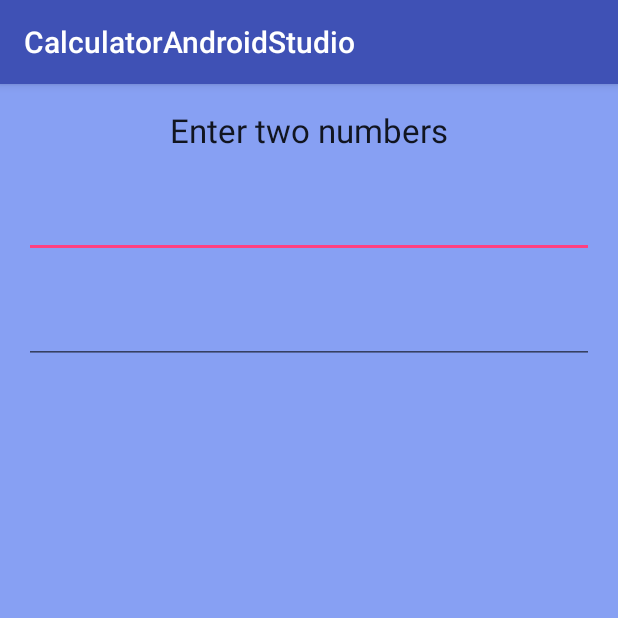
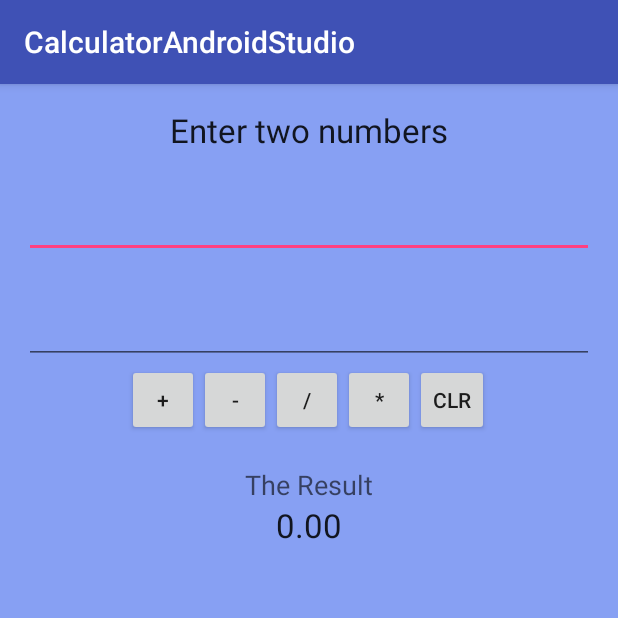
Before and after one commit to samueldaviddelacruz/AndroidPractices, an Android app: the screen it shows after launch (MainActivity), on a phone screen of 412 x 824 dp, the top half of it. Run offline under Robolectric (Android 15) with nearby library versions, the phone set to English and light mode, and no system bars.

Commit message:
finished calculator app (AndroidStudio) :)

```diff
--- /dev/null
+++ b/CalculatorAndroidStudio/app/src/main/java/com/practices/samuel/calculatorandroidstudio/Calculator.java
@@ -0,0 +1,70 @@
+package com.practices.samuel.calculatorandroidstudio;
+
+import android.support.v7.app.AppCompatActivity;
+import android.widget.Button;
+import android.widget.EditText;
+import android.widget.TextView;
+
+/**
+ * Created by samuel on 7/12/16.
+ */
+public abstract class  Calculator {
+    private EditText operand1;
+    private EditText operand2;
+    private Button Addition;
+    private Button Subtraction;
+    private Button Division;
+    private Button Multiplication;
+    private Button Clear;
+    private TextView Result;
+
+    protected Calculator(AppCompatActivity context) {
+        operand1 = (EditText) context.findViewById(R.id.editOperand1);
+        operand2 = (EditText) context.findViewById(R.id.editOperand2);
+        Addition = (Button) context.findViewById(R.id.Addition);
+        Subtraction = (Button) context.findViewById(R.id.Subtraction);
+        Division = (Button) context.findViewById(R.id.Division);
+        Multiplication = (Button) context.findViewById(R.id.Multiplication);
+        Clear = (Button) context.findViewById(R.id.Clear);
+        Result = (TextView) context.findViewById(R.id.Result);
+    }
+
+
+    public abstract void Add();
+    public abstract void SubTract();
+    public abstract void Divide();
+    public abstract void Multiply();
+    public abstract void Clear();
+
+    public EditText getOperand1() {
+        return operand1;
+    }
+
+    public EditText getOperand2() {
+        return operand2;
+    }
+
+    public Button getAddition() {
+        return Addition;
+    }
+
+    public Button getSubtraction() {
+        return Subtraction;
+    }
+
+    public Button getDivision() {
+        return Division;
+    }
+
+    public Button getMultiplication() {
+        return Multiplication;
+    }
+
+    public Button getClear() {
+        return Clear;
+    }
+
+    public TextView getResult() {
+        return Result;
+    }
+}
--- a/CalculatorAndroidStudio/app/src/main/java/com/practices/samuel/calculatorandroidstudio/MainActivity.java
+++ b/CalculatorAndroidStudio/app/src/main/java/com/practices/samuel/calculatorandroidstudio/MainActivity.java
@@ -2,12 +2,30 @@ package com.practices.samuel.calculatorandroidstudio;
 
 import android.support.v7.app.AppCompatActivity;
 import android.os.Bundle;
+import android.view.View;
+import android.widget.Button;
+import android.widget.EditText;
+import android.widget.TextView;
+import android.widget.Toast;
+
+import org.w3c.dom.Text;
 
 public class MainActivity extends AppCompatActivity {
+
+    private EditText operand1;
+    private EditText operand2;
+    private Button Addition;
+    private Button Subtraction;
+    private Button Division;
+    private Button Multiplication;
+    private Button Clear;
+    private TextView Result;
 
     @Override
     protected void onCreate(Bundle savedInstanceState) {
         super.onCreate(savedInstanceState);
         setContentView(R.layout.activity_main);
+        new SimpleCalculator(MainActivity.this);
+
     }
 }
--- /dev/null
+++ b/CalculatorAndroidStudio/app/src/main/java/com/practices/samuel/calculatorandroidstudio/SimpleCalculator.java
@@ -0,0 +1,152 @@
+package com.practices.samuel.calculatorandroidstudio;
+
+import android.support.v7.app.AppCompatActivity;
+import android.view.View;
+import android.widget.Toast;
+
+/**
+ * Created by samuel on 7/12/16.
+ */
+public class SimpleCalculator extends Calculator {
+
+    double inputValue1 = 0;
+    double inputValue2 = 0;
+    AppCompatActivity Activitycontext;
+
+    public SimpleCalculator(AppCompatActivity context) {
+        super(context);
+        Activitycontext = context;
+        addListeners();
+    }
+
+    private void addListeners() {
+        addOnAdditionListener();
+        addOnSubtractionListener();
+        addOnDivisionListener();
+        addOnMultiplyListener();
+        addOnClearListener();
+    }
+
+    private void addOnAdditionListener() {
+        getAddition().setOnClickListener(new View.OnClickListener() {
+            @Override
+            public void onClick(View v) {
+
+                if (OperandInputsAreValid()) {
+                    getValuesFromOperandInputs();
+                    Add();
+                } else {
+
+                    Toast.makeText(Activitycontext, "please enter  numbers in both operand fields", Toast.LENGTH_LONG).show();
+                }
+            }
+
+        });
+
+    }
+
+    private void addOnSubtractionListener() {
+        getSubtraction().setOnClickListener(new View.OnClickListener() {
+            @Override
+            public void onClick(View v) {
+                if (OperandInputsAreValid()) {
+                    getValuesFromOperandInputs();
+                    SubTract();
+
+                } else {
+
+                    Toast.makeText(Activitycontext, "please enter  numbers in both operand fields", Toast.LENGTH_LONG).show();
+                }
+            }
+        });
+
+    }
+
+    private void addOnDivisionListener() {
+        getDivision().setOnClickListener(new View.OnClickListener() {
+            @Override
+            public void onClick(View v) {
+                if (OperandInputsAreValid()) {
+                    getValuesFromOperandInputs();
+                    Divide();
+                } else {
+
+                    Toast.makeText(Activitycontext, "please enter  numbers in both operand fields", Toast.LENGTH_LONG).show();
+                }
+            }
+        });
+
+    }
+
+    private void addOnMultiplyListener() {
+        getMultiplication().setOnClickListener(new View.OnClickListener() {
+            @Override
+            public void onClick(View v) {
+                if (OperandInputsAreValid()) {
+                    getValuesFromOperandInputs();
+                    Multiply();
+
+                } else {
+
+                    Toast.makeText(Activitycontext, "please enter  numbers in both operand fields", Toast.LENGTH_LONG).show();
+                }
+            }
+        });
+
+    }
+
+    private void addOnClearListener() {
+        getClear().setOnClickListener(new View.OnClickListener() {
+            @Override
+            public void onClick(View v) {
+                Clear();
+
+            }
+        });
+
+    }
+
+    private boolean OperandInputsAreValid() {
+        return getOperand1().getText().length() > 0 && getOperand2().getText().length() > 0;
+    }
+
+    private void getValuesFromOperandInputs() {
+        inputValue1 = Double.parseDouble(getOperand1().getText().toString());
+        inputValue2 = Double.parseDouble(getOperand2().getText().toString());
+    }
+    @Override
+    public void Add() {
+        double result = inputValue1 + inputValue2;
+        getResult().setText(Double.toString(result));
+
+    }
+
+    @Override
+    public void SubTract() {
+        double result = inputValue1 - inputValue2;
+        getResult().setText(Double.toString(result));
+    }
+
+    @Override
+    public void Divide() {
+        double result = inputValue1 / inputValue2;
+        getResult().setText(Double.toString(result));
+    }
+
+    @Override
+    public void Multiply() {
+        double result = inputValue1 * inputValue2;
+        getResult().setText(Double.toString(result));
+    }
+
+    @Override
+    public void Clear() {
+
+        getOperand1().setText("");
+        getOperand2().setText("");
+        getResult().setText("0.00");
+        getOperand1().requestFocus();
+    }
+
+
+}
--- a/CalculatorAndroidStudio/app/src/main/res/layout/activity_main.xml
+++ b/CalculatorAndroidStudio/app/src/main/res/layout/activity_main.xml
@@ -9,13 +9,14 @@
     android:paddingTop="@dimen/activity_vertical_margin"
     tools:context="com.practices.samuel.calculatorandroidstudio.MainActivity"
     android:background="#87a0f3"
-    android:orientation="vertical">
+    android:orientation="vertical"
+    android:weightSum="1">
 
     <TextView
         android:layout_width="match_parent"
         android:layout_height="wrap_content"
         android:textAppearance="?android:attr/textAppearanceLarge"
-        android:text="Enter two numbers"
+        android:text="@string/help_instructions"
         android:gravity="center"
         android:id="@+id/textView" />
 
@@ -24,7 +25,7 @@
         android:layout_height="wrap_content"
         android:inputType="numberDecimal"
         android:ems="10"
-        android:id="@+id/editText"
+        android:id="@+id/editOperand1"
         android:layout_gravity="center_horizontal"
         android:layout_marginTop="25dp" />
 
@@ -33,7 +34,71 @@
         android:layout_height="wrap_content"
         android:inputType="numberDecimal"
         android:ems="10"
-        android:id="@+id/editText2"
+        android:id="@+id/editOperand2"
         android:layout_gravity="center_horizontal"
         android:layout_marginTop="25dp" />
+
+    <LinearLayout
+        android:orientation="horizontal"
+        android:layout_width="343dp"
+        android:layout_height="wrap_content"
+        android:layout_gravity="center_horizontal"
+        android:gravity="center">
+
+        <Button
+            android:layout_width="wrap_content"
+            android:layout_height="wrap_content"
+            android:text="+"
+            android:id="@+id/Addition"
+            style="?android:attr/buttonStyleSmall"
+            />
+
+        <Button
+            android:layout_width="wrap_content"
+            android:layout_height="wrap_content"
+            android:text="-"
+            android:id="@+id/Subtraction"
+            style="?android:attr/buttonStyleSmall"
+            />
+
+        <Button
+            android:layout_width="wrap_content"
+            android:layout_height="wrap_content"
+            android:text="/"
+            android:id="@+id/Division"
+            style="?android:attr/buttonStyleSmall"
+            />
+
+        <Button
+            android:layout_width="wrap_content"
+            android:layout_height="wrap_content"
+            android:text="*"
+            android:id="@+id/Multiplication"
+            style="?android:attr/buttonStyleSmall"
+            />
+
+        <Button
+            style="?android:attr/buttonStyleSmall"
+            android:layout_width="wrap_content"
+            android:layout_height="wrap_content"
+            android:text="CLR"
+            android:id="@+id/Clear" />
+    </LinearLayout>
+
+    <TextView
+        android:layout_width="wrap_content"
+        android:layout_height="wrap_content"
+        android:textAppearance="?android:attr/textAppearanceMedium"
+        android:text="The Result"
+        android:id="@+id/textView2"
+        android:layout_gravity="center_horizontal"
+        android:layout_marginTop="20dp" />
+
+    <TextView
+        android:layout_width="match_parent"
+        android:layout_height="wrap_content"
+        android:textAppearance="?android:attr/textAppearanceLarge"
+        android:text="@string/result_description"
+        android:id="@+id/Result"
+        android:gravity="center" />
 </LinearLayout>
--- a/CalculatorAndroidStudio/app/src/main/res/values/strings.xml
+++ b/CalculatorAndroidStudio/app/src/main/res/values/strings.xml
@@ -1,3 +1,5 @@
 <resources>
     <string name="app_name">CalculatorAndroidStudio</string>
+    <string name="help_instructions">Enter two numbers</string>
+    <string name="result_description">0.00</string>
 </resources>
```
